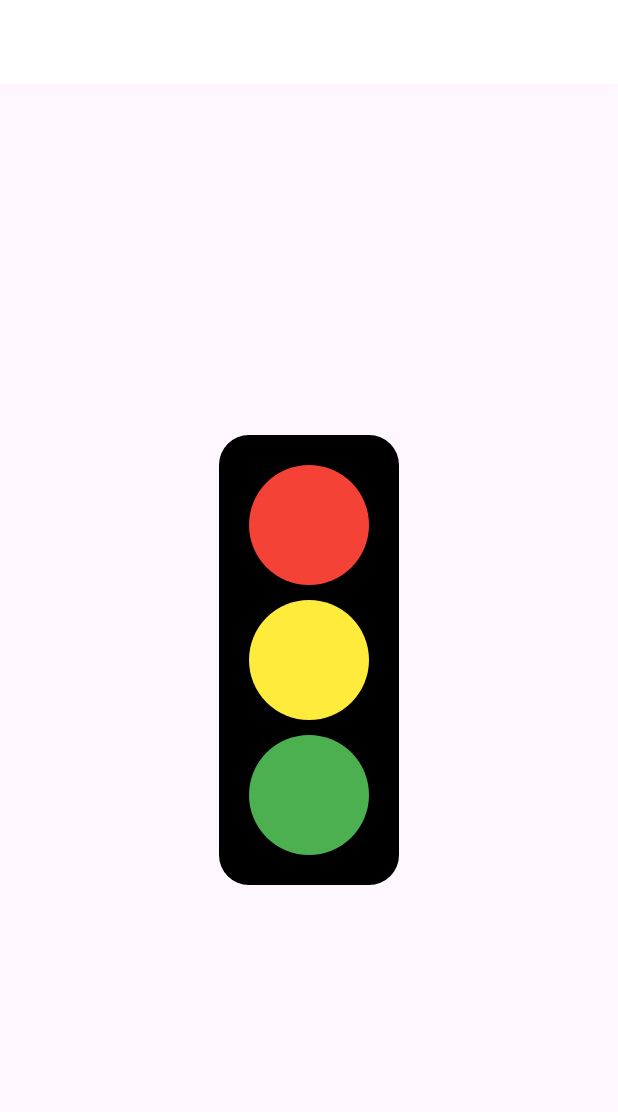
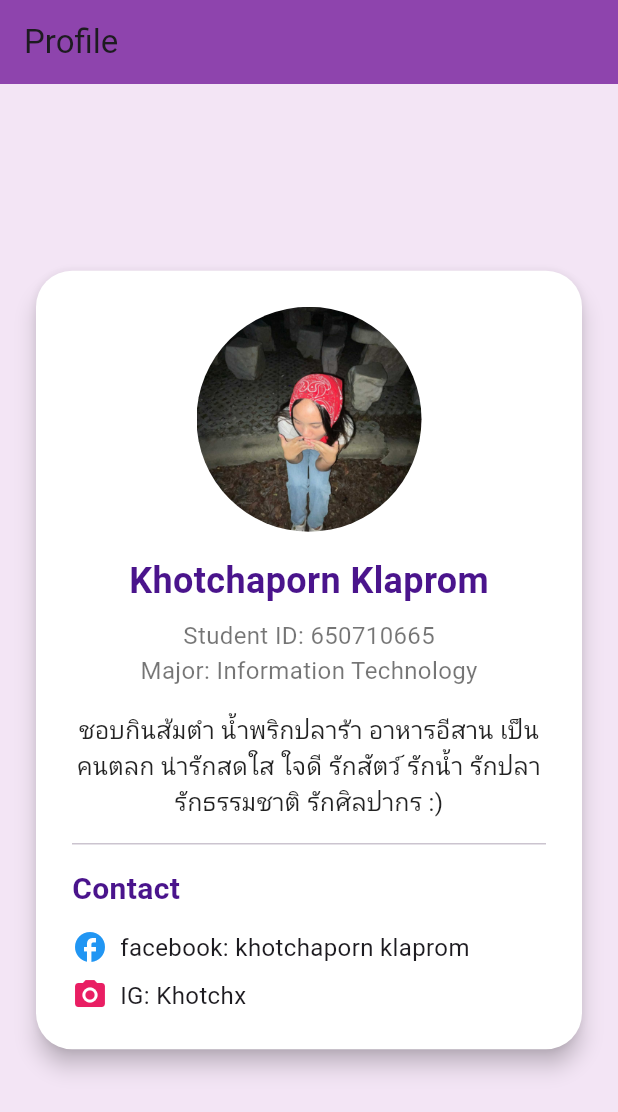
Before and after one commit to khotchapornklaprom665/flutter_mobile, a Flutter app: the screen it shows after launch, on a phone screen of 412 x 824 dp. Shown: the top 1112 px of the screen. Run offline on Flutter 3.47's test engine with Material 3 defaults, Android fonts, the phone set to English and light mode, and no system bars.

```diff
--- a/first_app/lib/main.dart
+++ b/first_app/lib/main.dart
@@ -1,3 +1,4 @@
+import 'package:first_app/week3.dart';
 import 'package:flutter/material.dart';
 
 void main() {
@@ -19,55 +20,3 @@ class MyApp extends StatelessWidget {
     );
   }
 }
-
-class MyWidget extends StatelessWidget {
-  const MyWidget({super.key});
-
-  @override
-  Widget build(BuildContext context) {
-    return Scaffold(
-      appBar: AppBar(
-        backgroundColor: Colors.white,
-      ),
-       body: Center(
-          child: Stack(
-        children: [
-          Container(
-            width: 120,
-            height: 300,
-            decoration: BoxDecoration(
-              color: Colors.black, borderRadius: BorderRadius.circular(20)),
-            ),
-          Positioned(
-            top: 20,
-            left: 20,
-            child: Container(
-              width: 80,
-              height: 80,
-              decoration:
-                  BoxDecoration(shape: BoxShape.circle, color: Colors.red),
-              ),
-          ),
-          Positioned(
-            top: 110,
-            left: 20,
-            child: Container(
-              width: 80,
-              height: 80,
-              decoration:
-                  BoxDecoration(shape: BoxShape.circle, color: Colors.yellow),
-              ),
-          ),
-          Positioned(
-            top: 200,
-            left: 20,
-            child: Container(
-              width: 80,
-              height: 80,
-              decoration:
-                  BoxDecoration(shape: BoxShape.circle, color: Colors.green),
-              ),),
-        ],
-        )));
-  }
-}
--- /dev/null
+++ b/first_app/lib/week3.dart
@@ -0,0 +1,123 @@
+import 'package:flutter/material.dart';
+
+class MyWidget extends StatelessWidget {
+  const MyWidget({super.key});
+
+  @override
+  Widget build(BuildContext context) {
+    return Scaffold(
+      appBar: AppBar(
+        title: const Text('Profile'),
+        backgroundColor: const Color(0xFF8E44AD),
+        elevation: 0,
+      ),
+      backgroundColor: const Color(0xFFF3E5F5),
+      body: Center(
+        child: SingleChildScrollView(
+          child: Container(
+            width: 700,
+            padding: const EdgeInsets.all(20),
+            child: Card(
+              color: Colors.white,
+              elevation: 6,
+              shape: RoundedRectangleBorder(
+                borderRadius: BorderRadius.circular(24),
+              ),
+              child: Padding(
+                padding: const EdgeInsets.all(24.0),
+                child: Column(
+                  crossAxisAlignment: CrossAxisAlignment.center,
+                  children: [
+
+                    ClipRRect(
+                      borderRadius: BorderRadius.circular(100),
+                      child: Image.asset(
+                        'assets/eng.jpg',
+                        width: 150,
+                        height: 150,
+                        fit: BoxFit.cover,
+                      ),
+                    ),
+                    const SizedBox(height: 16),
+
+
+                    const Text(
+                      "Khotchaporn Klaprom",
+                      style: TextStyle(
+                        fontSize: 24,
+                        fontWeight: FontWeight.bold,
+                        color: Color(0xFF4A148C),
+                      ),
+                    ),
+                    const SizedBox(height: 8),
+
+
+                    const Text(
+                      "Student ID: 650710665",
+                      style: TextStyle(fontSize: 16, color: Colors.black54),
+                    ),
+                    const Text(
+                      "Major: Information Technology",
+                      style: TextStyle(fontSize: 16, color: Colors.black54),
+                    ),
+                    const SizedBox(height: 16),
+
+
+                    const Text(
+                      "ชอบกินส้มตํา นํ้าพริกปลาร้า อาหารอีสาน เป็นคนตลก น่ารักสดใส ใจดี "
+                      "รักสัตว์ รักนํ้า รักปลา รักธรรมชาติ รักศิลปากร :)",
+                      style: TextStyle(
+                        fontSize: 16,
+                        color: Colors.black87,
+                      ),
+                      textAlign: TextAlign.center,
+                    ),
+                    const Divider(height: 32, thickness: 1),
+
+                    Align(
+                      alignment: Alignment.centerLeft,
+                      child: Text(
+                        "Contact",
+                        style: TextStyle(
+                          fontSize: 20,
+                          fontWeight: FontWeight.bold,
+                          color: Colors.purple[900],
+                        ),
+                      ),
+                    ),
+                    const SizedBox(height: 12),
+
+
+                    Row(
+                      children: const [
+                        Icon(Icons.facebook, color: Colors.blue),
+                        SizedBox(width: 8),
+                        Text(
+                          "facebook: khotchaporn klaprom",
+                          style: TextStyle(fontSize: 16),
+                        ),
+                      ],
+                    ),
+                    const SizedBox(height: 8),
+
+
+                    Row(
+                      children: const [
+                        Icon(Icons.camera_alt, color: Colors.pink),
+                        SizedBox(width: 8),
+                        Text(
+                          "IG: Khotchx",
+                          style: TextStyle(fontSize: 16),
+                        ),
+                      ],
+                    ),
+                  ],
+                ),
+              ),
+            ),
+          ),
+        ),
+      ),
+    );
+  }
+}
--- a/first_app/pubspec.yaml
+++ b/first_app/pubspec.yaml
@@ -58,8 +58,8 @@ flutter:
   uses-material-design: true
 
   # To add assets to your application, add an assets section, like this:
-  # assets:
-  #   - images/a_dot_burr.jpeg
+  assets:
+    - assets/
   #   - images/a_dot_ham.jpeg
 
   # An image asset can refer to one or more resolution-specific "variants", see
```
Also changed, not shown: first_app/assets/cat.jpg (added), first_app/assets/cat.png (added), first_app/assets/eng.jpg (added).
